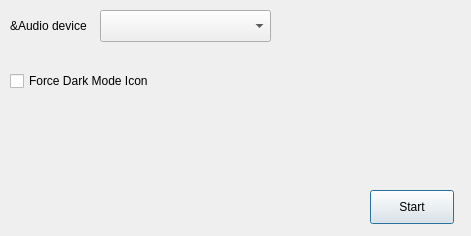
Qt form src/settingsdialog.ui (MartinHignett/SongDetector) before a commit.
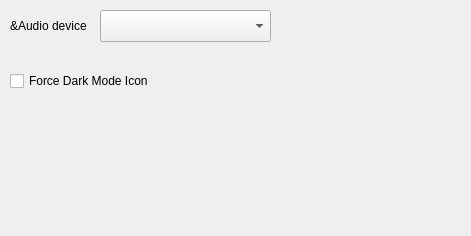
The same form after that commit.

The edit to the form file:
```diff
--- a/src/settingsdialog.ui
+++ b/src/settingsdialog.ui
@@ -13,19 +13,6 @@
   <property name="windowTitle">
    <string>SongDetector Settings</string>
   </property>
-  <widget class="QPushButton" name="startButton">
-   <property name="geometry">
-    <rect>
-     <x>370</x>
-     <y>190</y>
-     <width>84</width>
-     <height>34</height>
-    </rect>
-   </property>
-   <property name="text">
-    <string>Start</string>
-   </property>
-  </widget>
   <widget class="QCheckBox" name="darkModeIcon">
    <property name="geometry">
     <rect>
```
